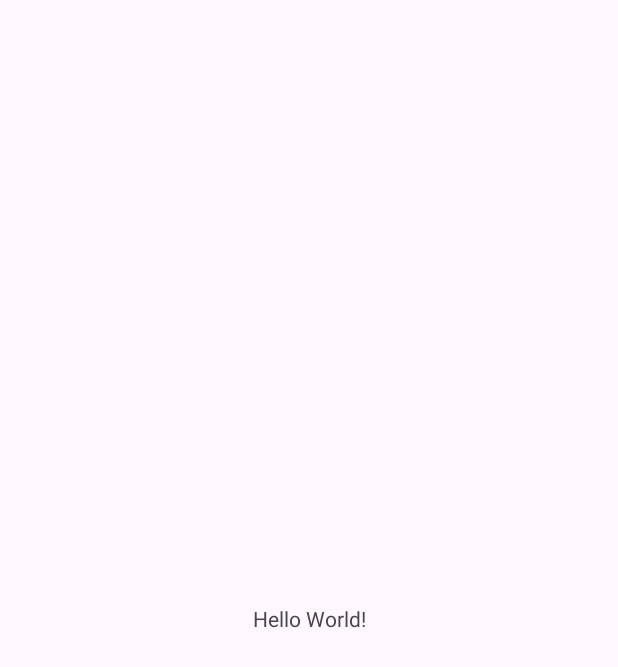
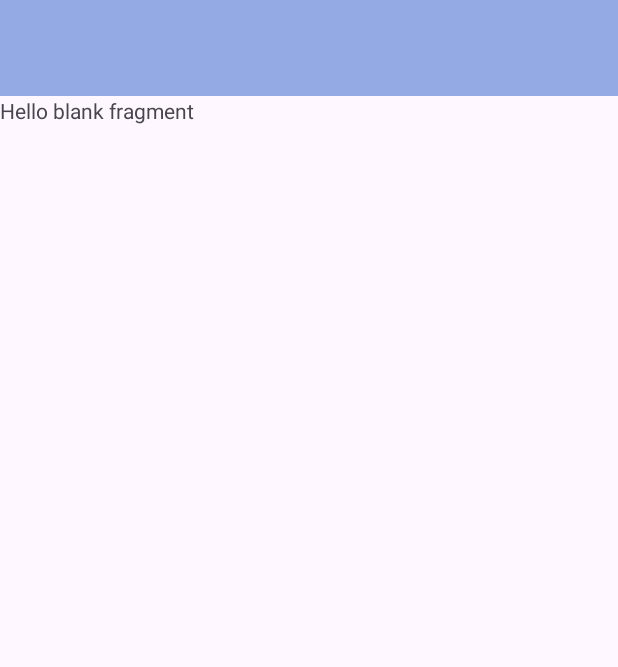
Before and after one commit to tthdvd88/ITInventoryAT, an Android app: the screen it shows after launch (MainActivity), on a phone screen of 412 x 824 dp. Before the commit the part shown is almost empty. Shown: the top 667 px of the screen. Run offline under Robolectric (Android 15) with nearby library versions, the phone set to English and light mode, and no system bars.

Commit message:
Main activity xml changes (toolbar + fragmentcontainer (home fragment))

```diff
--- a/app/src/main/res/layout/activity_main.xml
+++ b/app/src/main/res/layout/activity_main.xml
@@ -7,13 +7,24 @@
     android:layout_height="match_parent"
     tools:context=".MainActivity">
 
-    <TextView
-        android:layout_width="wrap_content"
+    <androidx.appcompat.widget.Toolbar
+        android:id="@+id/toolbar"
+        android:layout_width="0dp"
         android:layout_height="wrap_content"
-        android:text="Hello World!"
-        app:layout_constraintBottom_toBottomOf="parent"
+        android:background="@color/material_dynamic_primary70"
+        android:minHeight="?attr/actionBarSize"
+        android:theme="?attr/actionBarTheme"
         app:layout_constraintEnd_toEndOf="parent"
         app:layout_constraintStart_toStartOf="parent"
         app:layout_constraintTop_toTopOf="parent" />
 
+    <androidx.fragment.app.FragmentContainerView
+        android:id="@+id/fragmentContainerView"
+        android:name="com.example.itinventoryappat.ui.HomeFragment"
+        android:layout_width="0dp"
+        android:layout_height="0dp"
+        app:layout_constraintBottom_toBottomOf="parent"
+        app:layout_constraintEnd_toEndOf="parent"
+        app:layout_constraintStart_toStartOf="parent"
+        app:layout_constraintTop_toBottomOf="@+id/toolbar" />
 </androidx.constraintlayout.widget.ConstraintLayout>
```
